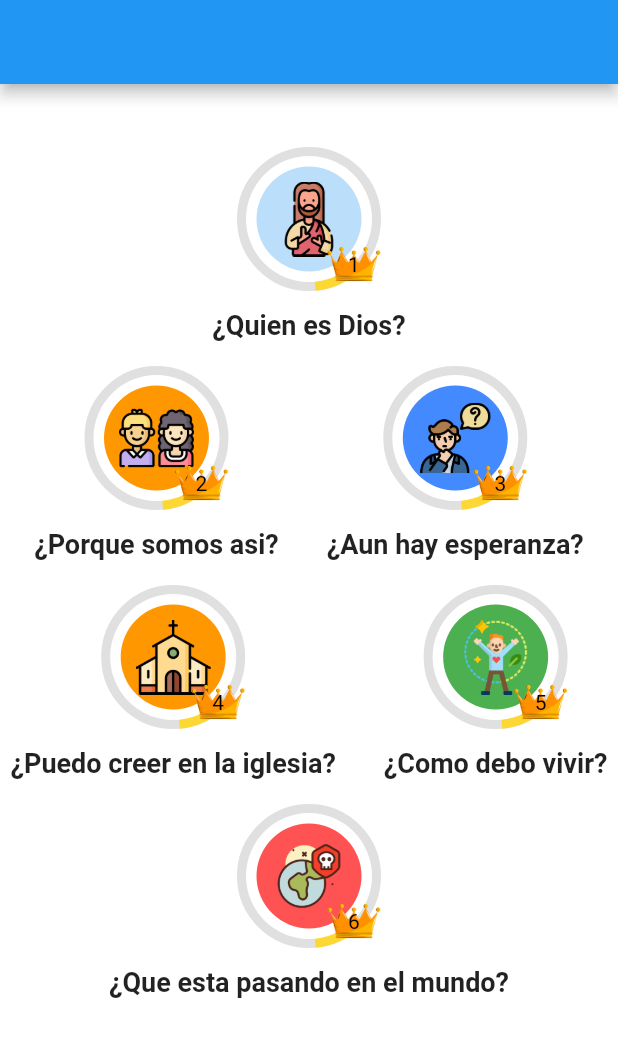
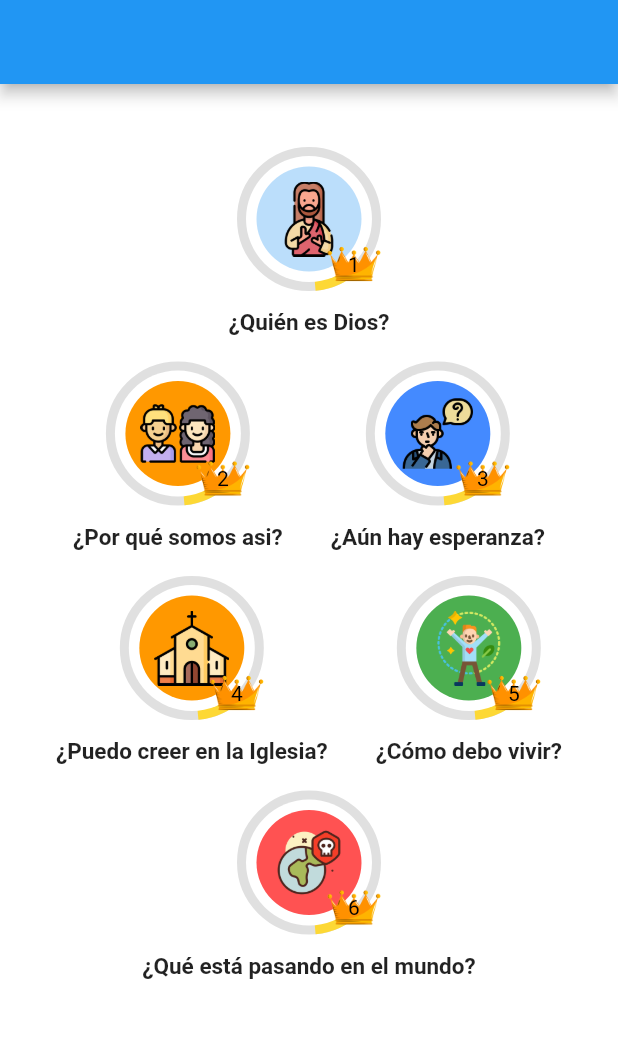
Before and after one commit to Darkmoon75/7Factor, a Flutter app: the Clases screen opened directly, on a phone screen of 412 x 824 dp. Shown: the top 1037 px of the screen. Run offline on Flutter 3.47's test engine with Material 2 defaults, Android fonts, the phone set to English and light mode, and no system bars; our stand-ins replace firebase_auth, firebase_core, font_awesome_flutter, google_fonts, google_sign_in; accounts and stored records are empty.

Commit message:
Cambios en ortografía

```diff
--- a/lib/src/clases.dart
+++ b/lib/src/clases.dart
@@ -26,30 +26,30 @@ class _ClasesState extends State<Clases> {
                 SizedBox(
                   height: 40,
                 ),
-                lesson('images/jesus.png', '1', '¿Quien es Dios?',
+                lesson('images/jesus.png', '1', '¿Quién es Dios?',
                     Colors.blue[100]),
                 SizedBox(
                   height: 15,
                 ),
                 twoLessons(
-                    lesson('images/pareja.png', '2', '¿Porque somos asi?',
+                    lesson('images/pareja.png', '2', '¿Por qué somos asi?',
                         Colors.orange),
-                    lesson('images/problema.png', '3', '¿Aun hay esperanza?',
+                    lesson('images/problema.png', '3', '¿Aún hay esperanza?',
                         Colors.blueAccent)),
                 SizedBox(
                   height: 15,
                 ),
                 twoLessons(
                   lesson('images/iglesia.png', '4',
-                      '¿Puedo creer en la iglesia?', Colors.orange),
-                  lesson('images/saludable.png', '5', '¿Como debo vivir?',
+                      '¿Puedo creer en la Iglesia?', Colors.orange),
+                  lesson('images/saludable.png', '5', '¿Cómo debo vivir?',
                       Colors.green),
                 ),
                 SizedBox(
                   height: 15,
                 ),
                 lesson('images/tierra.png', '6',
-                    '¿Que esta pasando en el mundo?', Colors.redAccent)
+                    '¿Qué está pasando en el mundo?', Colors.redAccent)
               ],
             )
           ],
@@ -127,7 +127,7 @@ Widget lesson(String image, String number, String title, Color color) {
         ),
         Text(
           title,
-          style: TextStyle(fontWeight: FontWeight.bold, fontSize: 18),
+          style: TextStyle(fontWeight: FontWeight.bold, fontSize: 15),
         )
       ],
     ),
```
